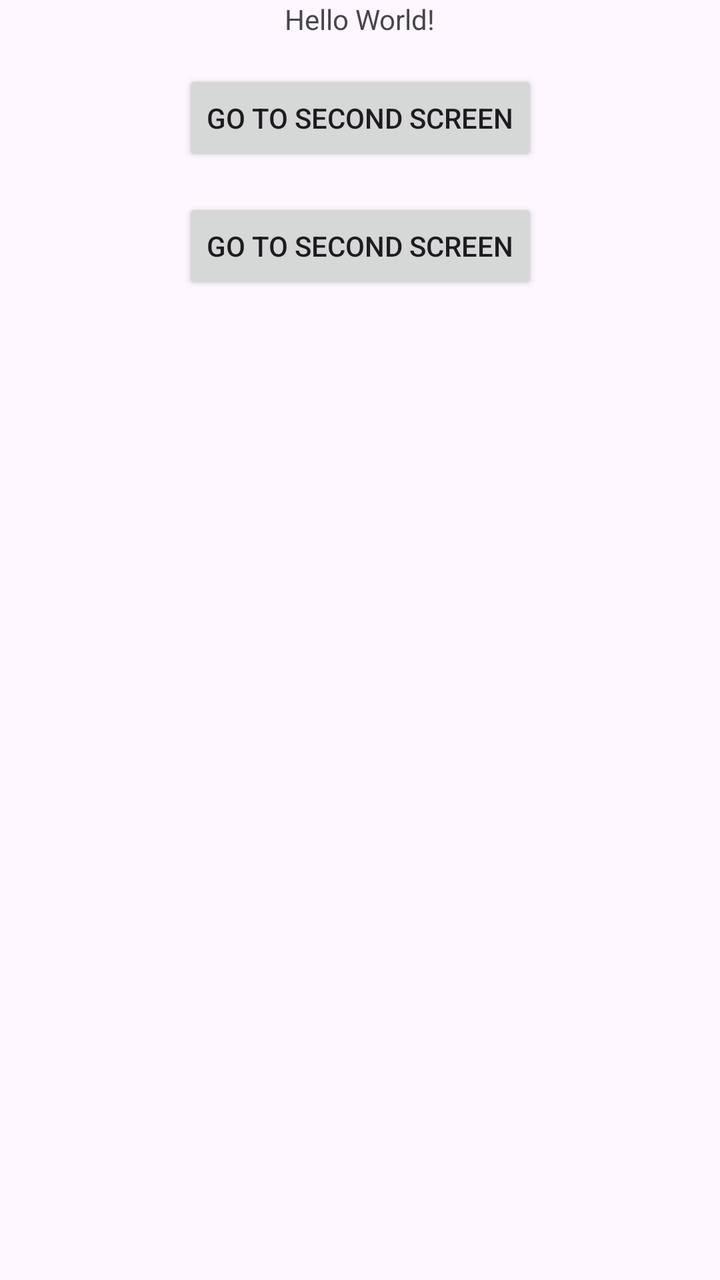
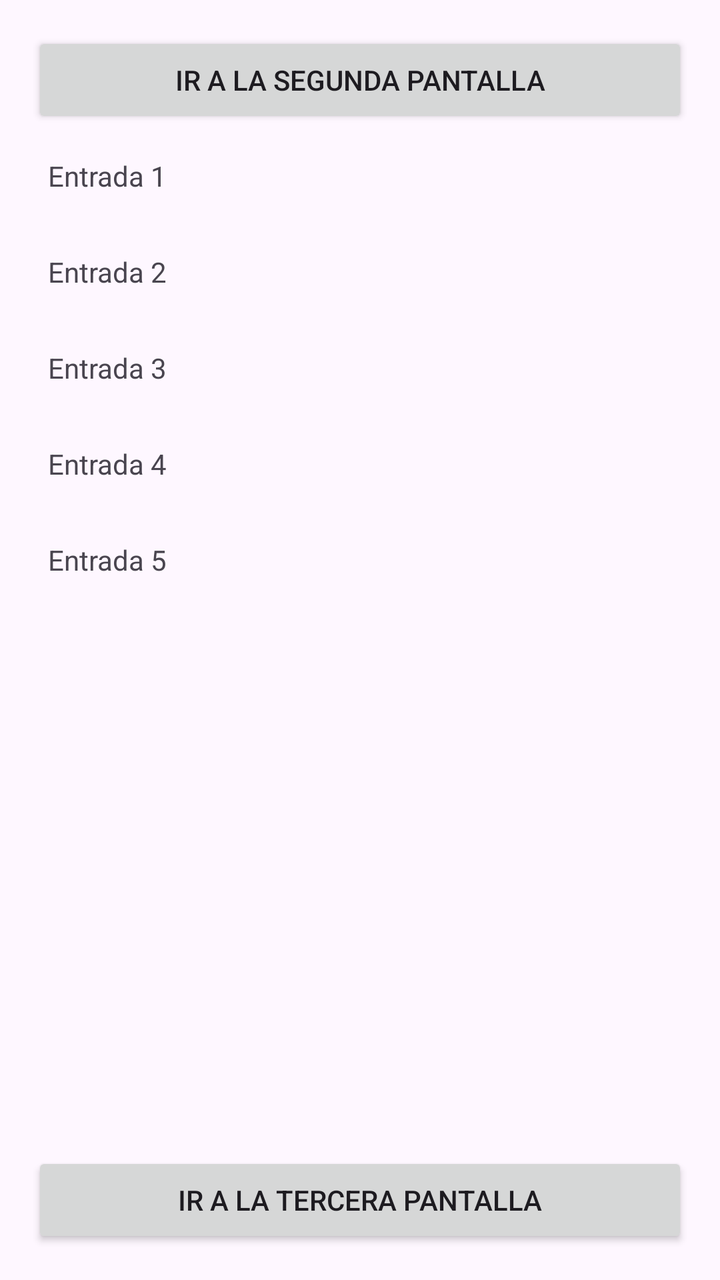

Screens rendered from an Android XML layout before and after an edit, with the pre-edit source and the edit as a unified diff.
<!-- AndroidManifest.xml: application theme Theme.MaterialDesignExample -->
<!-- res/layout/activity_main.xml -->
<?xml version="1.0" encoding="utf-8"?>
<androidx.constraintlayout.widget.ConstraintLayout
    xmlns:android="http://schemas.android.com/apk/res/android"
    xmlns:app="http://schemas.android.com/apk/res-auto"
    xmlns:tools="http://schemas.android.com/tools"
    android:id="@+id/main"
    android:layout_width="match_parent"
    android:layout_height="match_parent"
    tools:context=".MainActivity">

    
    <TextView
        android:id="@+id/hello_text"
        android:layout_width="wrap_content"
        android:layout_height="wrap_content"
        android:text="Hello World!"
        app:layout_constraintTop_toTopOf="parent"
        app:layout_constraintBottom_toTopOf="@id/button_open_second"
        app:layout_constraintStart_toStartOf="parent"
        app:layout_constraintEnd_toEndOf="parent"
        android:layout_marginBottom="16dp" />

    
    <Button
        android:id="@+id/button_open_second"
        android:layout_width="wrap_content"
        android:layout_height="wrap_content"
        android:text="@string/go_to_second_screen"
        app:layout_constraintTop_toBottomOf="@id/hello_text"
        app:layout_constraintStart_toStartOf="parent"
        app:layout_constraintEnd_toEndOf="parent"
        android:layout_marginTop="16dp" />

    
    <Button
        android:id="@+id/button_open_third"
        android:layout_width="wrap_content"
        android:layout_height="wrap_content"
        android:layout_marginTop="16dp"
        android:text="@string/go_to_third_screen"
        app:layout_constraintEnd_toEndOf="parent"
        app:layout_constraintHorizontal_bias="0.501"
        app:layout_constraintStart_toStartOf="parent"
        app:layout_constraintTop_toBottomOf="@id/button_open_second" />

</androidx.constraintlayout.widget.ConstraintLayout>
<!-- resources referenced by this layout -->
<resources>
  <string name="go_to_second_screen">Go to second screen</string>
  <string name="go_to_third_screen">Go to second screen</string>
  <style name="Theme.MaterialDesignExample" parent="Base.Theme.MaterialDesignExample" />
  <style name="Base.Theme.MaterialDesignExample" parent="Theme.Material3.DayNight.NoActionBar">
          
          
      </style>
</resources>

<!-- the commit's change to res/layout/activity_main.xml (unified diff, before → after) -->
@@ -2,45 +2,91 @@
 <androidx.constraintlayout.widget.ConstraintLayout
     xmlns:android="http://schemas.android.com/apk/res/android"
     xmlns:app="http://schemas.android.com/apk/res-auto"
-    xmlns:tools="http://schemas.android.com/tools"
     android:id="@+id/main"
     android:layout_width="match_parent"
-    android:layout_height="match_parent"
-    tools:context=".MainActivity">
+    android:layout_height="match_parent">
 
     
-    <TextView
-        android:id="@+id/hello_text"
-        android:layout_width="wrap_content"
-        android:layout_height="wrap_content"
-        android:text="Hello World!"
+    <ScrollView
+        android:id="@+id/scrollView_list"
+        android:layout_width="0dp"
+        android:layout_height="0dp"
         app:layout_constraintTop_toTopOf="parent"
-        app:layout_constraintBottom_toTopOf="@id/button_open_second"
+        app:layout_constraintBottom_toTopOf="@+id/button_open_third"
         app:layout_constraintStart_toStartOf="parent"
-        app:layout_constraintEnd_toEndOf="parent"
-        android:layout_marginBottom="16dp" />
+        app:layout_constraintEnd_toEndOf="parent">
 
-    
-    <Button
-        android:id="@+id/button_open_second"
-        android:layout_width="wrap_content"
-        android:layout_height="wrap_content"
-        android:text="@string/go_to_second_screen"
-        app:layout_constraintTop_toBottomOf="@id/hello_text"
-        app:layout_constraintStart_toStartOf="parent"
-        app:layout_constraintEnd_toEndOf="parent"
-        android:layout_marginTop="16dp" />
+        <LinearLayout
+            android:layout_width="match_parent"
+            android:layout_height="wrap_content"
+            android:orientation="vertical"
+            android:padding="16dp">
+
+            
+            <Button
+                android:id="@+id/button_open_second"
+                android:layout_width="match_parent"
+                android:layout_height="wrap_content"
+                android:text="@string/go_to_second_screen" />
+
+            
+            <TextView
+                android:id="@+id/text_entry_1"
+                android:layout_width="match_parent"
+                android:layout_height="wrap_content"
+                android:minHeight="48dp"
+                android:gravity="center_vertical"
+                android:padding="8dp"
+                android:text="@string/entry_1" />
+
+            <TextView
+                android:id="@+id/text_entry_2"
+                android:layout_width="match_parent"
+                android:layout_height="wrap_content"
+                android:minHeight="48dp"
+                android:gravity="center_vertical"
+                android:padding="8dp"
+                android:text="@string/entry_2" />
+
+            <TextView
+                android:id="@+id/text_entry_3"
+                android:layout_width="match_parent"
+                android:layout_height="wrap_content"
+                android:minHeight="48dp"
+                android:gravity="center_vertical"
+                android:padding="8dp"
+                android:text="@string/entry_3" />
+
+            <TextView
+                android:id="@+id/text_entry_4"
+                android:layout_width="match_parent"
+                android:layout_height="wrap_content"
+                android:minHeight="48dp"
+                android:gravity="center_vertical"
+                android:padding="8dp"
+                android:text="@string/entry_4" />
+
+            <TextView
+                android:id="@+id/text_entry_5"
+                android:layout_width="match_parent"
+                android:layout_height="wrap_content"
+                android:minHeight="48dp"
+                android:gravity="center_vertical"
+                android:padding="8dp"
+                android:text="@string/entry_5" />
+
+        </LinearLayout>
+    </ScrollView>
 
     
     <Button
         android:id="@+id/button_open_third"
-        android:layout_width="wrap_content"
+        android:layout_width="match_parent"
         android:layout_height="wrap_content"
-        android:layout_marginTop="16dp"
         android:text="@string/go_to_third_screen"
+        app:layout_constraintBottom_toBottomOf="parent"
+        app:layout_constraintStart_toStartOf="parent"
         app:layout_constraintEnd_toEndOf="parent"
-        app:layout_constraintHorizontal_bias="0.501"
-        app:layout_constraintStart_toStartOf="parent"
-        app:layout_constraintTop_toBottomOf="@id/button_open_second" />
+        android:layout_margin="16dp" />
 
 </androidx.constraintlayout.widget.ConstraintLayout>
<!-- resource entries referenced after the edit -->
@@ -1,5 +1,10 @@
 <!-- resources referenced by this layout -->
 <resources>
+  <string name="entry_1">Entrada 1</string>
+  <string name="entry_2">Entrada 2</string>
+  <string name="entry_3">Entrada 3</string>
+  <string name="entry_4">Entrada 4</string>
+  <string name="entry_5">Entrada 5</string>
   <string name="go_to_second_screen">Go to second screen</string>
   <string name="go_to_third_screen">Go to second screen</string>
   <style name="Theme.MaterialDesignExample" parent="Base.Theme.MaterialDesignExample" />
